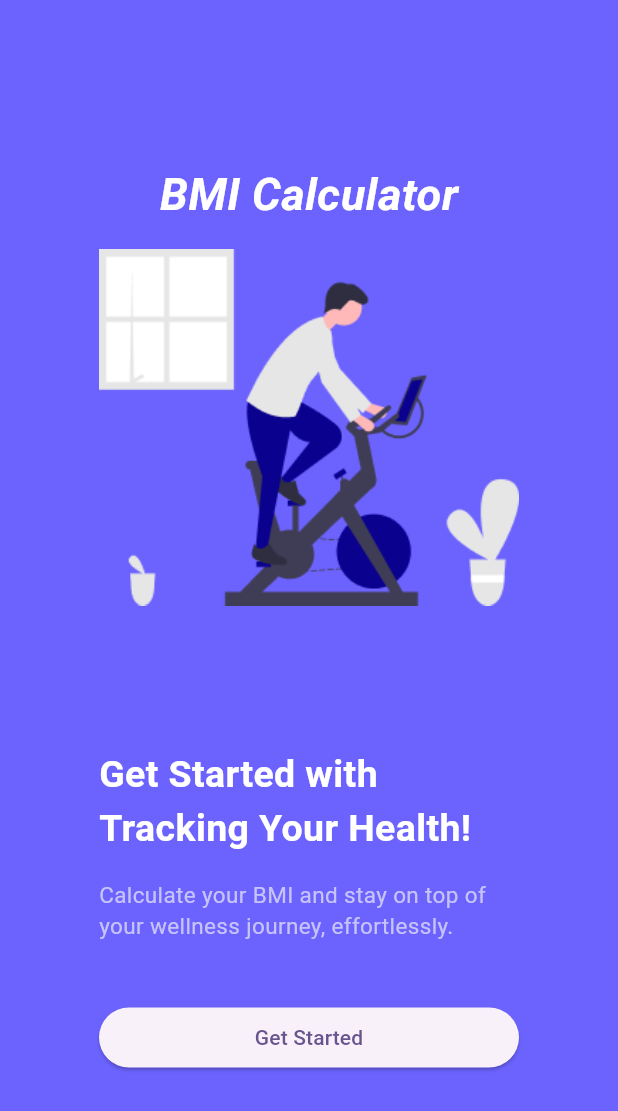
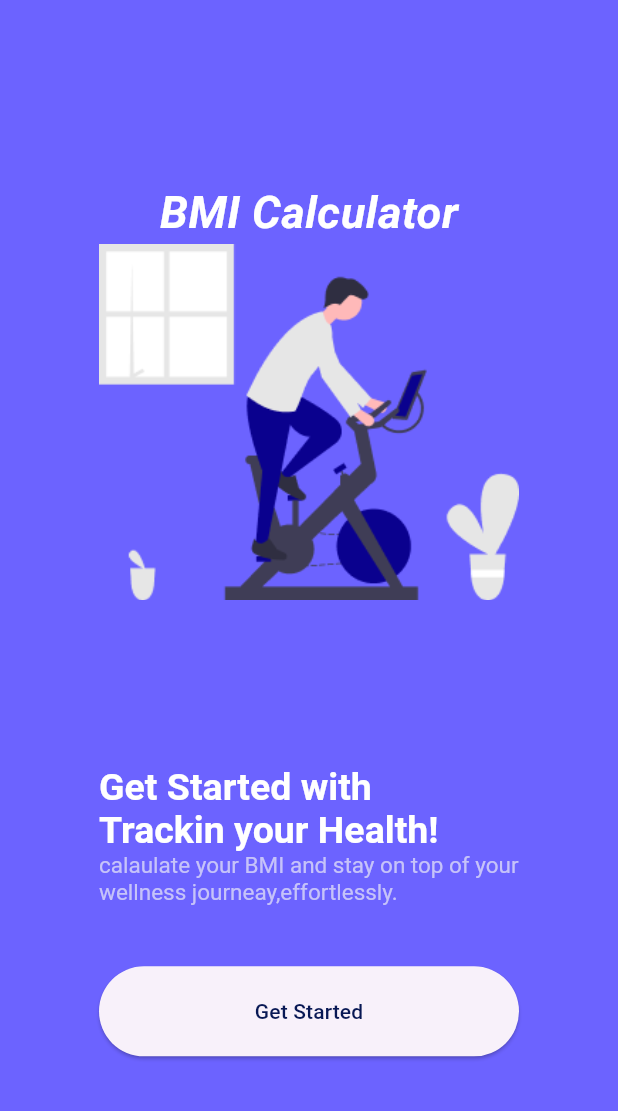
Before and after one commit to ji200407/daelim_2025, a Flutter app: the screen it shows after launch, on a phone screen of 412 x 824 dp. Shown: the top 1111 px of the screen. Run offline on Flutter 3.47's test engine with Material 3 defaults, Android fonts, the phone set to English and light mode, and no system bars; our stand-ins replace go_router.

Commit message:
4/10 수업

```diff
--- /dev/null
+++ b/lib/app/router/app_route.dart
@@ -0,0 +1,5 @@
+enum AppRoute { start, main }
+
+extension AppRouteExtension on AppRoute {
+  String get toPath => '/$name';
+}
--- /dev/null
+++ b/lib/app/router/app_router.dart
@@ -0,0 +1,19 @@
+import 'package:daelim_2025/app/router/app_route.dart';
+import 'package:daelim_2025/presentaion/main/main_screen.dart';
+import 'package:daelim_2025/presentaion/start/start_screen.dart';
+import 'package:go_router/go_router.dart';
+
+// GoRouter configuration
+final router = GoRouter(
+  initialLocation: AppRoute.start.toPath,
+  routes: [
+    GoRoute(
+      path: AppRoute.start.toPath,
+      builder: (context, state) => StartScreen(),
+    ),
+    GoRoute(
+      path: AppRoute.main.toPath,
+      builder: (context, state) => MainScreen(),
+    ),
+  ],
+);
--- a/lib/presentaion/my_app.dart
+++ b/lib/presentaion/my_app.dart
@@ -1,3 +1,4 @@
+import 'package:daelim_2025/app/router/app_router.dart';
 import 'package:daelim_2025/presentaion/example/example_screen.dart';
 import 'package:daelim_2025/presentaion/start/start_screen.dart';
 import 'package:flutter/material.dart';
@@ -17,12 +18,13 @@
   // This widget is the root of your application.
   @override
   Widget build(BuildContext context) {
-    return MaterialApp(
+    return MaterialApp.router(
       debugShowCheckedModeBanner: false,
       theme: ThemeData(
         colorScheme: ColorScheme.fromSeed(seedColor: Colors.deepPurple),
       ),
-      home: StartScreen(),
+      themeMode: ThemeMode.light,
+      routerConfig: router,
     );
   }
 }
--- a/lib/presentaion/start/start_screen.dart
+++ b/lib/presentaion/start/start_screen.dart
@@ -1,7 +1,24 @@
+import 'package:daelim_2025/app/router/app_route.dart';
 import 'package:flutter/material.dart';
+import 'package:go_router/go_router.dart';
 
 class StartScreen extends StatelessWidget {
   const StartScreen({super.key});
+
+  final _title = 'Get Started with\nTrackin your Health!';
+  final _desc =
+      'calaulate your BMI and stay on top of your wellness journeay,effortlessly.';
+
+  TextStyle get _titleStyle =>
+      TextStyle(color: Colors.white, fontSize: 25, fontWeight: FontWeight.bold);
+
+  TextStyle get _descStyle => TextStyle(fontSize: 15, color: Color(0xFFC6C3F9));
+
+  //타이틀
+
+  Widget _buildTitle() {
+    return Text(_title, style: _titleStyle);
+  }
 
   //타이틀 위젯
   Widget _buildAppName() {
@@ -16,32 +33,34 @@
     );
   }
 
-  //타이틀
+  //설명명
+  Widget _buildDescription() {
+    return Text(_desc, style: _descStyle);
+  }
 
-  Widget _buildTitle() {
-    return Text(
-      'Get Started with\nTracking Your Health!',
-      style: TextStyle(
-        color: Colors.white,
-        fontSize: 25,
-        fontWeight: FontWeight.bold,
+  //타이틀과 설명을 묶은 위젯
+  Widget _buildTitleDesc() {
+    return RichText(
+      text: TextSpan(
+        children: [
+          TextSpan(text: _title, style: _titleStyle),
+          //WidgetSpan(child: SizedBox(height: 30)),
+          TextSpan(text: _desc, style: _descStyle),
+        ],
       ),
     );
   }
 
-  //설명명
-  Widget _buildDescription() {
-    return Text(
-      'Calculate your BMI and stay on top of your wellness journey, effortlessly.',
-      style: TextStyle(fontSize: 15, color: Color(0xFFC6C3F9)),
-    );
-  }
-
-  //버튼
-  Widget _buildStartButton() {
+  //시작 버튼
+  Widget _buildStartButton(BuildContext context) {
     return SizedBox(
       width: double.infinity,
-      child: ElevatedButton(onPressed: () {}, child: Text('Get Started')),
+      height: 60,
+      child: ElevatedButton(
+        onPressed: () => context.go(AppRoute.main.toPath), //메인 화면 으로 이동동
+        style: ElevatedButton.styleFrom(foregroundColor: Color(0xFF081854)),
+        child: Text('Get Started'),
+      ),
     );
   }
 
@@ -59,19 +78,21 @@
               mainAxisAlignment: MainAxisAlignment.center, //상하 중간간
               children: [
                 _buildAppName(),
-                SizedBox(height: 15),
+                // SizedBox(height: 15),
                 Image.asset('assets/images/bike.png'),
                 SizedBox(height: 95),
                 Column(
                   crossAxisAlignment: CrossAxisAlignment.start,
                   children: [
-                    _buildTitle(),
+                    //_buildTitle(),
                     SizedBox(height: 15),
-                    _buildDescription(),
+                    // _buildDescription(),
                   ],
                 ),
+
+                _buildTitleDesc(),
                 SizedBox(height: 40),
-                _buildStartButton(),
+                _buildStartButton(context),
               ],
             ),
           ),
--- a/pubspec.yaml
+++ b/pubspec.yaml
@@ -28,6 +28,7 @@
 # the latest version available on pub.dev. To see which dependencies have newer
 # versions available, run `flutter pub outdated`.
 dependencies:
+  go_router: ^14.8.1
   flutter:
     sdk: flutter
 
```
Also changed, not shown: lib/presentaion/main/main_screen.dart (added, +50 -0 lines).
